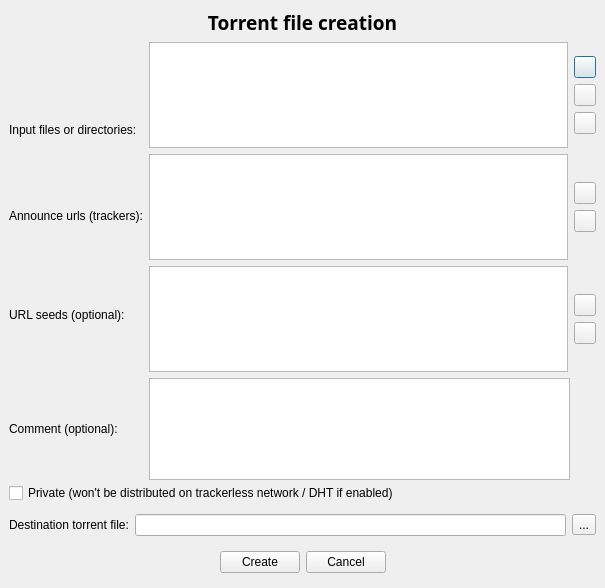
This is src/createtorrent.ui in SysAdminDoc/qBittorrent-Vanced as Qt 5 draws it before an edit. The edited form follows.
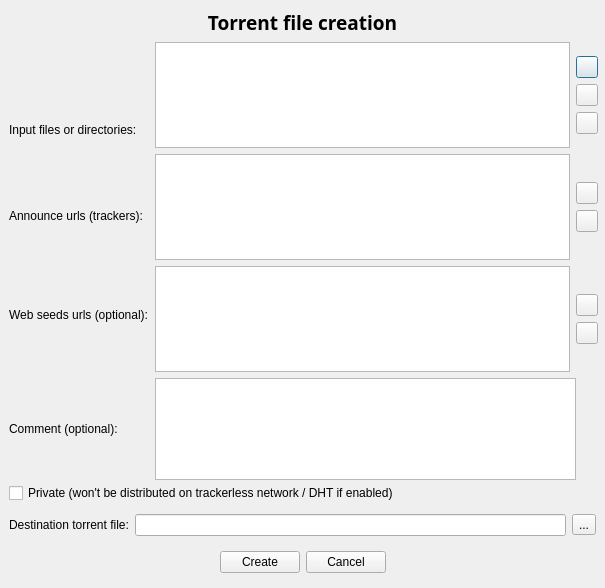
This is the edited form.

Diff of the .ui file:
```diff
--- a/src/createtorrent.ui
+++ b/src/createtorrent.ui
@@ -51,12 +51,12 @@
     <set>Qt::AlignCenter</set>
    </property>
   </widget>
-  <widget class="QWidget" name="" >
+  <widget class="QWidget" name="layoutWidget" >
    <property name="geometry" >
     <rect>
      <x>9</x>
      <y>42</y>
-     <width>587</width>
+     <width>589</width>
      <height>438</height>
     </rect>
    </property>
@@ -125,7 +125,7 @@
          </size>
         </property>
         <property name="text" >
-         <string>URL seeds (optional):</string>
+         <string>Web seeds urls (optional):</string>
         </property>
        </widget>
       </item>
@@ -489,7 +489,7 @@
     <string>Private (won't be distributed on trackerless network / DHT if enabled)</string>
    </property>
   </widget>
-  <widget class="QWidget" name="" >
+  <widget class="QWidget" name="layoutWidget" >
    <property name="geometry" >
     <rect>
      <x>9</x>
@@ -543,7 +543,7 @@
     </item>
    </layout>
   </widget>
-  <widget class="QWidget" name="" >
+  <widget class="QWidget" name="layoutWidget" >
    <property name="geometry" >
     <rect>
      <x>9</x>
```
Left out of the diff: 180 changed lines with no effect on the pictures.
